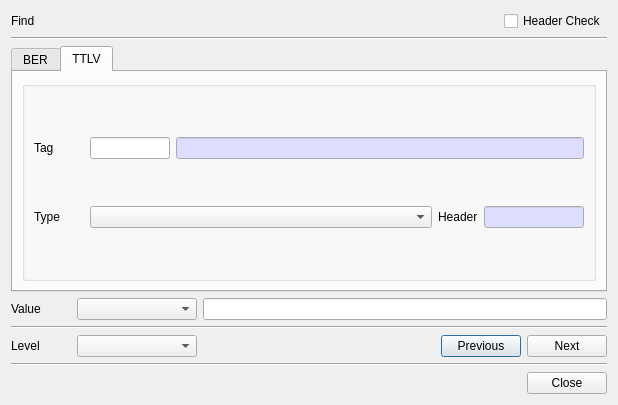
Qt form BerEditor/find_dlg.ui (jykim74/BerEditor) before a commit.
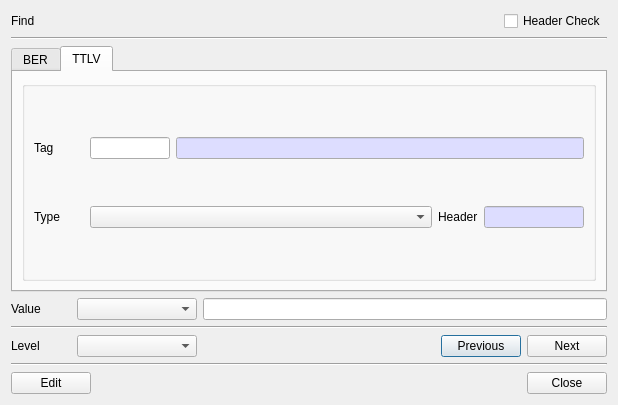
The same form after that commit.

What changed in the file:
```diff
--- a/BerEditor/find_dlg.ui
+++ b/BerEditor/find_dlg.ui
@@ -516,14 +516,14 @@
    </item>
    <item>
     <layout class="QGridLayout" name="gridLayout_2">
-     <item row="0" column="1">
+     <item row="0" column="2">
       <widget class="QPushButton" name="mCloseBtn">
        <property name="text">
         <string>Close</string>
        </property>
       </widget>
      </item>
-     <item row="0" column="0">
+     <item row="0" column="1">
       <spacer name="horizontalSpacer">
        <property name="orientation">
         <enum>Qt::Horizontal</enum>
@@ -536,6 +536,13 @@
        </property>
       </spacer>
      </item>
+     <item row="0" column="0">
+      <widget class="QPushButton" name="mEditBtn">
+       <property name="text">
+        <string>Edit</string>
+       </property>
+      </widget>
+     </item>
     </layout>
    </item>
   </layout>
```
